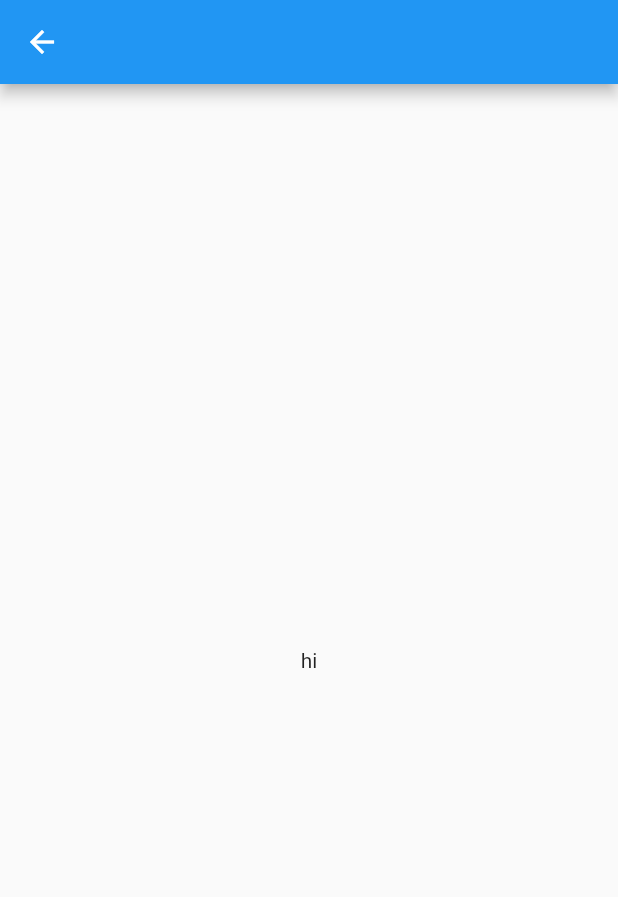
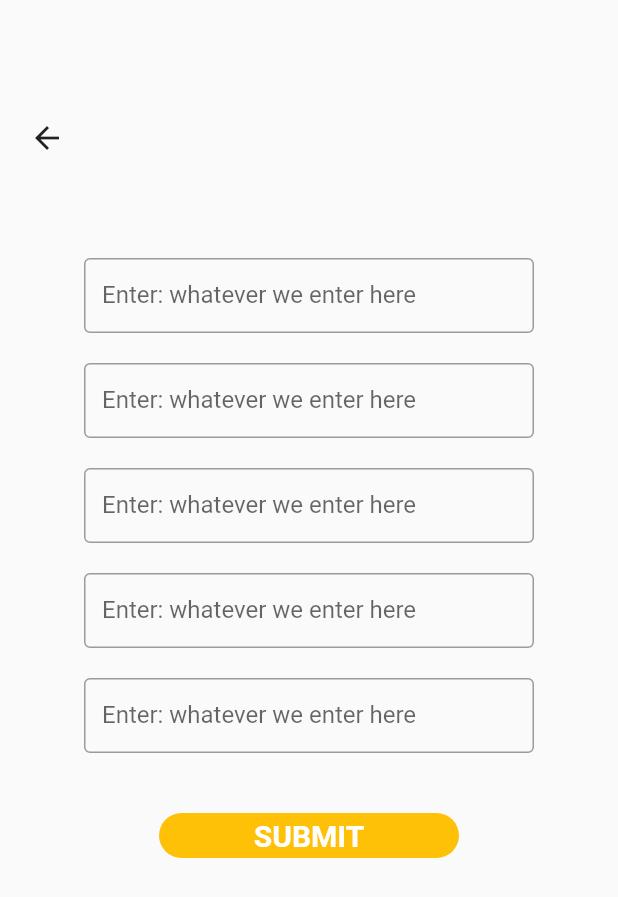
Before and after one commit to rnewso4/Project-Lowkey, a Flutter app: the CreateNew screen opened directly, on a phone screen of 412 x 824 dp. Shown: the top 897 px of the screen. Run offline on Flutter 3.47's test engine with Material 2 defaults, Android fonts, the phone set to English and light mode, and no system bars; our stand-ins replace firebase_core; accounts and stored records are empty.

Commit message:
ui for create_new

```diff
--- a/lowkey/lib/UI/create_new.dart
+++ b/lowkey/lib/UI/create_new.dart
@@ -1,4 +1,6 @@
 import 'package:flutter/material.dart';
+import 'package:flutter/services.dart';
+import 'package:lowkey/UI/homepage_list.dart';
 
 class CreateNew extends StatefulWidget {
   const CreateNew({Key? key}) : super(key: key);
@@ -10,9 +12,134 @@ class _CreateNewState extends State<CreateNew> {
   @override
   Widget build(BuildContext context) {
     return Scaffold(
-      appBar: AppBar(
-        leading: IconButton(onPressed: () => Navigator.pop(context), icon: const Icon(Icons.arrow_back)),
+      // appBar: AppBar(
+      //   backgroundColor: Colors.amber,
+      //   leading: IconButton(onPressed: () => Navigator.pop(context), icon: const Icon(Icons.arrow_back)),
+      //   title: const Text(
+      //     'Create new advertisement!',
+      //     style: TextStyle(
+      //       color: Colors.white,
+      //       fontWeight: FontWeight.bold,
+      //       fontSize: 20,
+      //     )
+      //   ),
+      // ),
+      body: Stack(
+        children: [
+          InkWell(
+            borderRadius: BorderRadius.circular(5),
+            child:
+              const Align(
+                alignment: Alignment(-0.9, -0.8),
+                child: Icon(Icons.arrow_back),
+                ),
+            onTap: () => Navigator.pop(context),
+          ),
+          Align(
+            alignment: Alignment.center,
+            child: SizedBox(
+              height: 500,
+              width: 400,
+              child: Column(
+                children: <Widget>[
+                  Container(
+                    height: 50,
+                    width: 300,
+                    margin: const EdgeInsets.all(10),
+                    child: const TextField(
+                      decoration: InputDecoration(
+                        border: OutlineInputBorder(borderSide: BorderSide(width: 60)),
+                        labelText: 'Enter: whatever we enter here',
+                      ),
+                      keyboardType: TextInputType.text, //whatever this is supposed to be
+                    ),
+                  ),
+                  Container(
+                    height: 50,
+                    width: 300,
+                    margin: const EdgeInsets.all(10),
+                    child: const TextField(
+                      decoration: InputDecoration(
+                        border: OutlineInputBorder(borderSide: BorderSide(width: 60)),
+                        labelText: 'Enter: whatever we enter here',
+                      ),
+                      keyboardType: TextInputType.text,
+                    ),
+                  ),
+                  Container(
+                    height: 50,
+                    width: 300,
+                    margin: const EdgeInsets.all(10),
+                    child: const TextField(
+                      decoration: InputDecoration(
+                        border: OutlineInputBorder(borderSide: BorderSide(width:100)),
+                        labelText: 'Enter: whatever we enter here',
+                      ),
+                      keyboardType: TextInputType.text,
+                    ),
+                  ),
+                  Container(
+                    height: 50,
+                    width: 300,
+                    margin: const EdgeInsets.all(10),
+                    child: const TextField(
+                      decoration: InputDecoration(
+                        border: OutlineInputBorder(borderSide: BorderSide(width: 60)),
+                        labelText: 'Enter: whatever we enter here',
+                      ),
+                      keyboardType: TextInputType.text,
+                    ),
+                  ),
+                  Container(
+                    height: 50,
+                    width: 300,
+                    margin: const EdgeInsets.all(10),
+                    child: const TextField(
+                      decoration: InputDecoration(
+                        border: OutlineInputBorder(borderSide: BorderSide(width: 60)),
+                        labelText: 'Enter: whatever we enter here',
+                      ),
+                      keyboardType: TextInputType.text,
+                    ),
+                  ),
+                  InkWell(
+                    onTap:() => Navigator.push(
+                      context,
+                      MaterialPageRoute(builder: (context) => const HomepageList()) //change to whatever page its supposed to go to
+                    ),
+                    child: Container(
+                      margin: const EdgeInsets.only(top: 30),
+                      height: 30,
+                      width: 200,
+                      decoration: const BoxDecoration(
+                        gradient: LinearGradient(
+                          begin: Alignment.topLeft,
+                          end: Alignment.bottomRight,
+                          colors: <Color>[
+                            Colors.amber,
+                            Colors.amber,
+                          ]
+                        ),
+                        borderRadius: BorderRadius.all(Radius.circular(30))
+                      ),
+                      child: const Center(
+                        child: Text(
+                          'SUBMIT',
+                          style: TextStyle(
+                            color: Colors.white,
+                            fontWeight: FontWeight.bold,
+                            fontSize: 20,
+                          ),
+                        ),
+                      ),
+                    ),
+                  ),
+                ]
+              ),
+            ),
+          ),
+        ] //children
       ),
-      body: const Center(child: Text('hi')));
+    );
   }
 }
--- a/lowkey/lib/main.dart
+++ b/lowkey/lib/main.dart
@@ -1,4 +1,5 @@
 import 'package:flutter/material.dart';
+import 'package:lowkey/UI/create_new.dart';
 import 'UI/login.dart';
 import 'package:firebase_core/firebase_core.dart';
 import 'package:lowkey/UI/login.dart';
@@ -18,7 +19,7 @@ class MyApp extends StatelessWidget {
       theme: ThemeData(
         primarySwatch: Colors.blue,
       ),
-      home: const Login(),
+      home: const CreateNew(),
     );
   }
 }
```
